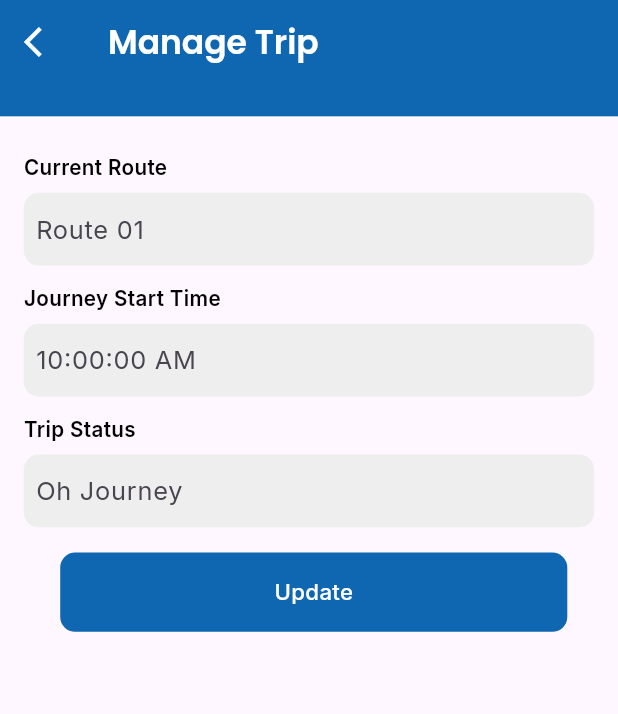
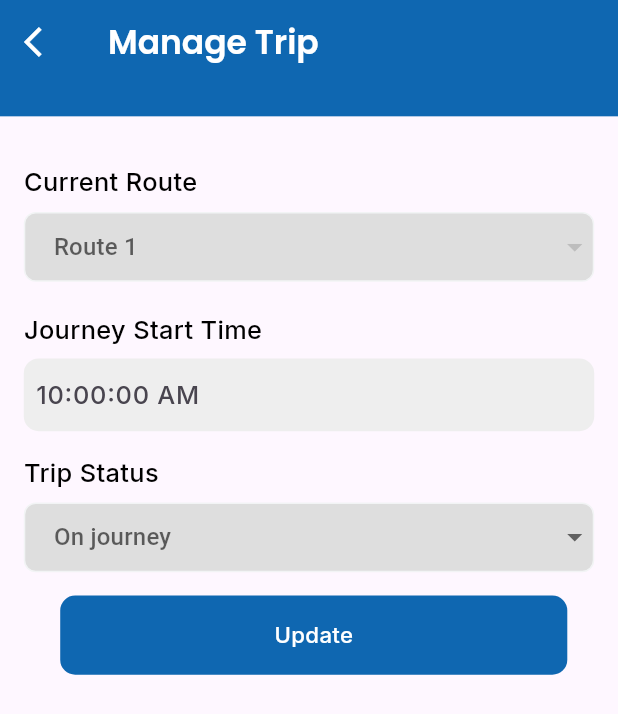
Before and after one commit to Sabari-nath-p/buspay_conductor, a Flutter app: the TripManagementScreen screen opened directly, on a phone screen of 412 x 824 dp. Shown: the top 714 px of the screen. Run offline on Flutter 3.47's test engine with Material 3 defaults, Android fonts, the phone set to English and light mode, and no system bars; our stand-ins replace fl_chart, flutter_screenutil, fluttertoast, get, google_fonts, shared_preferences; accounts and stored records are empty.

Commit message:
trip manage api not fixed

```diff
--- a/lib/Screens/TripManagement/TripManagementSceen.dart
+++ b/lib/Screens/TripManagement/TripManagementSceen.dart
@@ -1,9 +1,14 @@
+import 'dart:convert';
+
 import 'package:buspay_conductor/Screens/utils/inputTextField.dart';
 import 'package:buspay_conductor/Screens/utils/textLabel.dart';
+import 'package:buspay_conductor/main.dart';
 import 'package:flutter/material.dart';
 import 'package:flutter_screenutil/flutter_screenutil.dart';
+import 'package:get/get.dart';
 import 'package:google_fonts/google_fonts.dart';
-
+import 'package:http/http.dart'as http;
+import 'package:shared_preferences/shared_preferences.dart';
 class TripManagementScreen extends StatefulWidget {
  TripManagementScreen({super.key});
 
@@ -12,7 +17,88 @@ class TripManagementScreen extends StatefulWidget {
 }
 
 class _TripManagementScreenState extends State<TripManagementScreen> {
+
+    String?selectedItem;
+    List conductordata=[];
+    TextEditingController jrnystartctrl=TextEditingController();
+
+     List<dynamic> Assign=[];
+     int?routeid;
+     List status=["on Journey","Not started"];
+
   @override
+      void initState(){
+    super.initState();
+    }
+    fetchconductor(String userID)async{
+    final Response=await http.get(Uri.parse(baseUrl+"/v1/user/$userID"));
+    if(Response.statusCode==200){
+    setState(() {
+
+     conductordata =json.decode(Response.body)["data"]["id"] ;
+     print(conductordata);
+    });
+   }
+   else{
+    ScaffoldMessenger.of(context).showSnackBar(const SnackBar(content: Text("Unable to load data")));
+
+   }
+
+
+   }
+
+   Future<void> fetchroute({required String busId}) async {
+   final Response = await http.get(Uri.parse(baseUrl+"/v1/route-bus?bus_id=$busId"));
+   if(Response.statusCode==200){
+    setState(() {
+
+     Assign =json.decode(Response.body)["data"] ;
+    });
+   }
+   else{
+    ScaffoldMessenger.of(context).showSnackBar(const SnackBar(content: Text("Unable to load data")));
+
+   }
+  }
+
+     void tripmanage()async{
+      if(routeid==null||jrnystartctrl.text.isEmpty||selectedItem==null){
+            ScaffoldMessenger.of(context).showSnackBar(const SnackBar(content: Text("Please fill all data")));
+          return;
+          }
+
+        SharedPreferences preferences = await SharedPreferences.getInstance();
+        String token = preferences.getString("accessToken").toString();
+        final trip ={
+          "route_id":routeid,
+
+        };
+        final Response = await http.post(Uri.parse(baseUrl+"/v1/trips"),headers:{
+          'Content-Type': 'application/json',
+    "Authorization" : "Bearer $token",
+        },body:json.encode(trip)
+        );
+         if (Response.statusCode == 201) {
+
+      Navigator.pop(
+        context,
+      );
+    } else {
+
+      ScaffoldMessenger.of(context).showSnackBar(
+         SnackBar(
+            content: Text('Failed to update trip . Please try again.')),
+      );
+    }
+   print(Response.body);
+          }
+
+
+
+
+
+
+
   Widget build(BuildContext context) {
     return Scaffold(
       appBar: PreferredSize(preferredSize: Size.fromHeight(80.h), child: AppBar(
@@ -25,12 +111,29 @@ class _TripManagementScreenState extends State<TripManagementScreen> {
        child: Column(
         children: [
            SizedBox(height: 25.h,),
-        InputTextField(title: "Current Route",hint: "Route 01"),
+           buildDropdown(labelText: "Current Route",
+           hintText: "Route 1",
+           items: Assign,
+           value: routeid,
+           fieldName: "name",
+           keyId: "id",
+           onChanged: (newValue){
+            setState(() {
+              print("route$newValue");
+              routeid=newValue;
+            });
+           }),
+
         SizedBox(height: 5.h,),
-         InputTextField(title: "Journey Start Time",hint: "10:00:00 AM"),
+         InputTextField(controller: jrnystartctrl,
+          title: "Journey Start Time",hint: "10:00:00 AM"),
           SizedBox(height: 5.h,),
-            InputTextField(title: "Trip Status",hint: "Oh Journey"),
-          SizedBox(height: 10.h,),
+
+          buildDropdown(labelText: "Trip Status", hintText: "On journey", items: status, onChanged:(newValue) {
+                  setState(() {
+                    selectedItem = newValue;
+                  });
+                }, ),
 
 
          Container(
@@ -52,3 +155,66 @@ class _TripManagementScreenState extends State<TripManagementScreen> {
     );
   }
 }
+
+     Widget buildDropdown(
+      {required String labelText,
+      required String hintText,
+      var value,
+      required List items,
+      required Function(dynamic) onChanged,
+      String fieldName = "",
+      String keyId = ""}) {
+    return Column(
+      crossAxisAlignment: CrossAxisAlignment.start,
+      children: [
+      SizedBox(height: 8.h),
+        Text(
+          labelText,
+          style:
+              GoogleFonts.inter( fontSize: 16.sp, fontWeight: FontWeight.w500, color: Colors.black),
+        ),
+      SizedBox(height: 8.h),
+      Container(
+          height: 48.h,
+          width: 360.w,
+          alignment: Alignment.center,
+          decoration: BoxDecoration(
+            color: const Color.fromARGB(255, 222, 222, 222),
+            borderRadius: BorderRadius.circular(8),
+            border: Border.all(color: const Color.fromRGBO(242, 244, 245, 1)),
+          ),
+          child: DropdownButtonFormField<dynamic>(
+            value: value,
+            decoration: InputDecoration(
+              isCollapsed: true,
+              isDense: true,
+              contentPadding: EdgeInsets.symmetric(horizontal: 18.w),
+              border: InputBorder.none,
+              hintText: hintText,
+              hintStyle: GoogleFonts.inter(
+                color: Colors.grey[600],
+                fontSize: 14.sp,
+              ),
+            ),
+            items: items.map((item) {
+              return DropdownMenuItem(
+                value: (keyId == "") ? item : item[keyId],
+                child: Padding(
+                  padding: EdgeInsets.symmetric(horizontal: 18.w),
+                  child: Text(
+                    (fieldName == "") ? item : item[fieldName],
+                    style: GoogleFonts.inter(
+                      fontSize: 16.sp,
+                      fontWeight: FontWeight.w500,
+                    ),
+                  ),
+                ),
+              );
+            }).toList(),
+            onChanged: onChanged,
+          ),
+        ),
+        SizedBox(height: 16.h),
+      ],
+    );
+  }
--- a/lib/Screens/utils/inputTextField.dart
+++ b/lib/Screens/utils/inputTextField.dart
@@ -1,6 +1,7 @@
 import 'package:buspay_conductor/Screens/utils/textLabel.dart';
 import 'package:flutter/material.dart';
 import 'package:flutter_screenutil/flutter_screenutil.dart';
+import 'package:google_fonts/google_fonts.dart';
 
 
 
@@ -18,7 +19,7 @@ Widget InputTextField(
       crossAxisAlignment: CrossAxisAlignment.start,
       children: [
         TextLable.appText(title,
-            size: 13.sp, fontWeight: FontWeight.w600, color: Colors.black),
+            size: 16.sp, fontWeight: FontWeight.w500, color: Colors.black),
         Container(
           margin: EdgeInsets.only(top: 7.h),
           decoration: BoxDecoration(
@@ -38,7 +39,7 @@ Widget InputTextField(
                 suffixIcon: suffixIcon,
                 hintStyle: TextStyle(
                   fontFamily: "Inter",
-                  fontWeight: FontWeight.w400,
+                  fontWeight: FontWeight.w500,
                   fontSize: 16.sp,
                 ),
                 border: InputBorder.none),
```
Also changed, not shown: lib/Screens/AuthenticationScreen/AuthenticationScreen.dart (+13 -6 lines).
